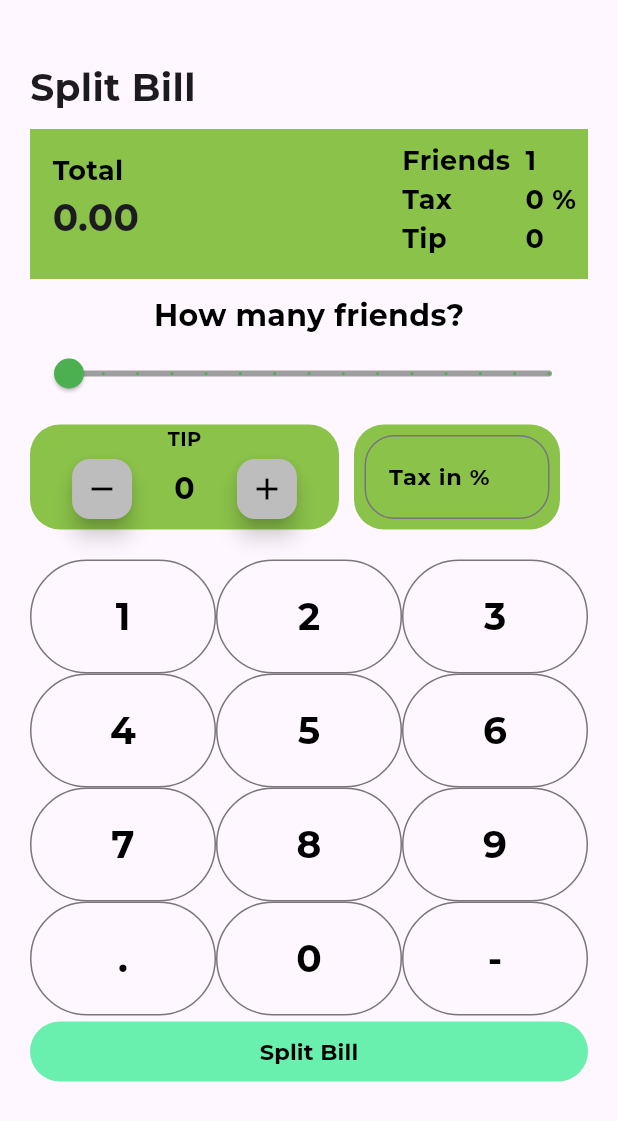
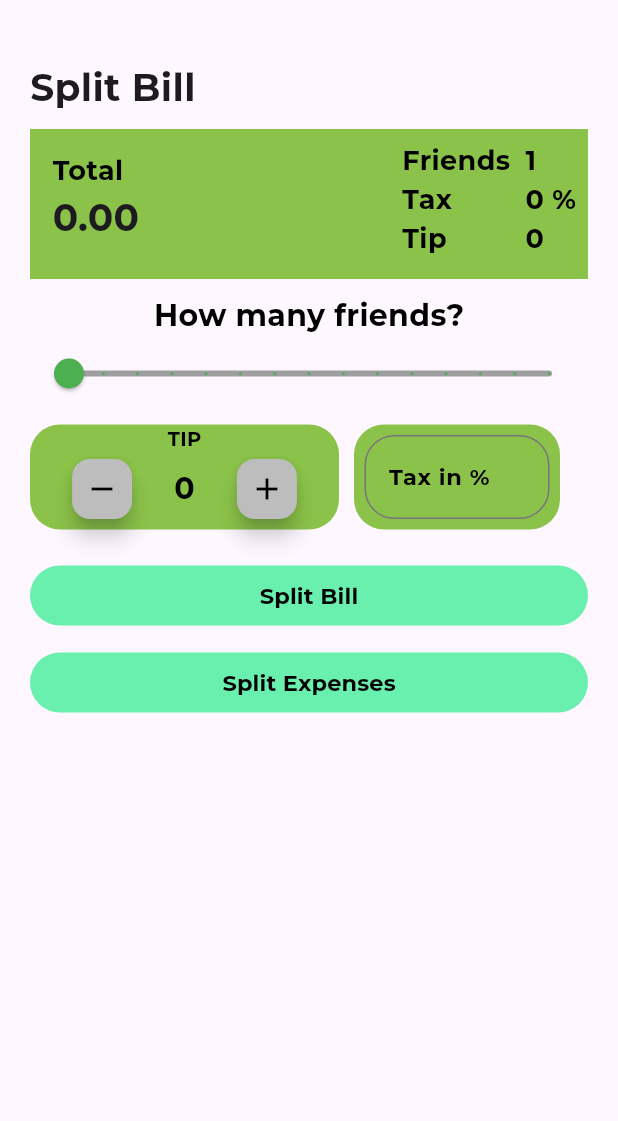
Before and after one commit to ADITISONIC/Bill-splitting-app, a Flutter app: the BillSplit screen opened directly, on a phone screen of 412 x 824 dp. Shown: the top 1121 px of the screen. Run offline on Flutter 3.47's test engine with Material 3 defaults, Android fonts, the phone set to English and light mode, and no system bars; our stand-ins replace firebase_auth, firebase_core, google_fonts; accounts and stored records are empty.

Commit message:
added multiple feature

```diff
--- a/lib/home.dart
+++ b/lib/home.dart
@@ -1,4 +1,5 @@
 import 'package:bill_splitter/results.dart';
+import 'package:bill_splitter/split_expenses.dart'; // Import the SplitExpensesPage
 import 'package:flutter/material.dart';
 import 'package:google_fonts/google_fonts.dart';
 
@@ -133,7 +134,7 @@ class _BillSplitState extends State<BillSplit> {
                 ),
               ),
               Slider(
-                min: 1, // Fixed: No 0 friends allowed
+                min: 1,
                 max: 15,
                 divisions: 14,
                 activeColor: Colors.green,
@@ -171,7 +172,7 @@ class _BillSplitState extends State<BillSplit> {
                             FloatingActionButton(
                               onPressed: () {
                                 setState(() {
-                                  if (tip > 0) tip--; // Prevent negative tip
+                                  if (tip > 0) tip--;
                                 });
                               },
                               backgroundColor: Colors.grey[400],
@@ -233,18 +234,6 @@ class _BillSplitState extends State<BillSplit> {
                 ],
               ),
               SizedBox(height: 20),
-              Row(
-                children: [buildButton("1"), buildButton("2"), buildButton("3")],
-              ),
-              Row(
-                children: [buildButton("4"), buildButton("5"), buildButton("6")],
-              ),
-              Row(
-                children: [buildButton("7"), buildButton("8"), buildButton("9")],
-              ),
-              Row(
-                children: [buildButton("."), buildButton("0"), buildButton("-")],
-              ),
               TextButton(
                 style: TextButton.styleFrom(backgroundColor: Colors.greenAccent),
                 onPressed: () {
@@ -274,6 +263,26 @@ class _BillSplitState extends State<BillSplit> {
                   ),
                 ),
               ),
+              SizedBox(height: 10), // Added spacing
+              TextButton(
+                style: TextButton.styleFrom(backgroundColor: Colors.greenAccent),
+                onPressed: () {
+                  Navigator.push(
+                    context,
+                    MaterialPageRoute(builder: (context) => SplitExpensesPage()),
+                  );
+                },
+                child: Center(
+                  child: Text(
+                    "Split Expenses",
+                    style: GoogleFonts.montserrat(
+                      fontSize: 15,
+                      fontWeight: FontWeight.w700,
+                      color: Colors.black,
+                    ),
+                  ),
+                ),
+              ),
             ],
           ),
         ),
```
Also changed, not shown: lib/split_expenses.dart (added, +138 -0 lines).
